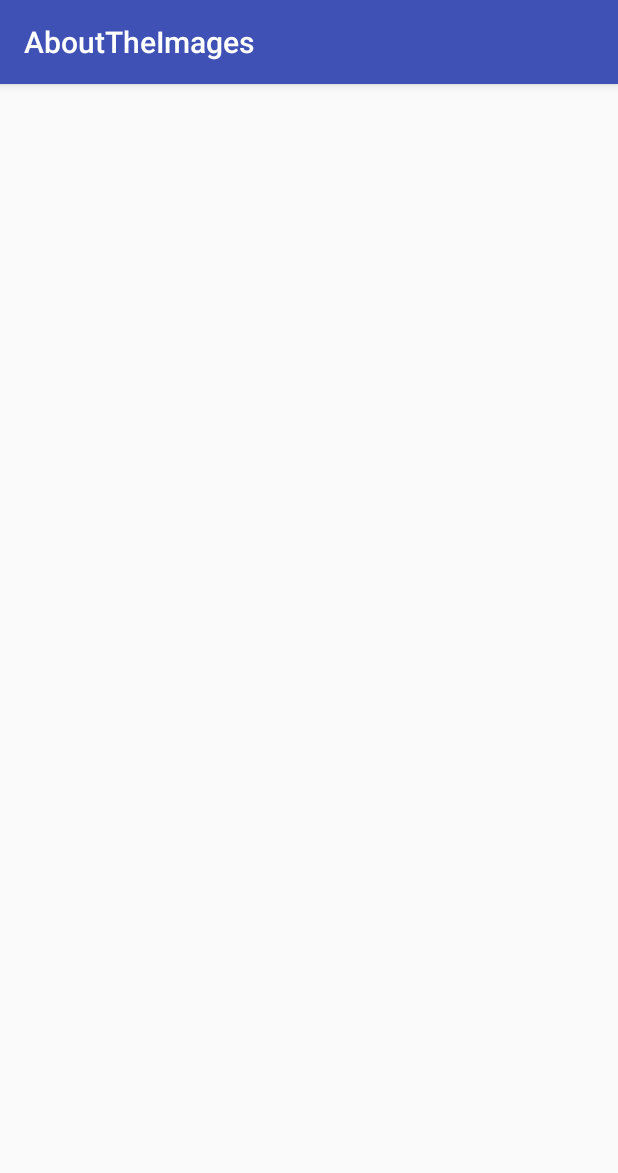
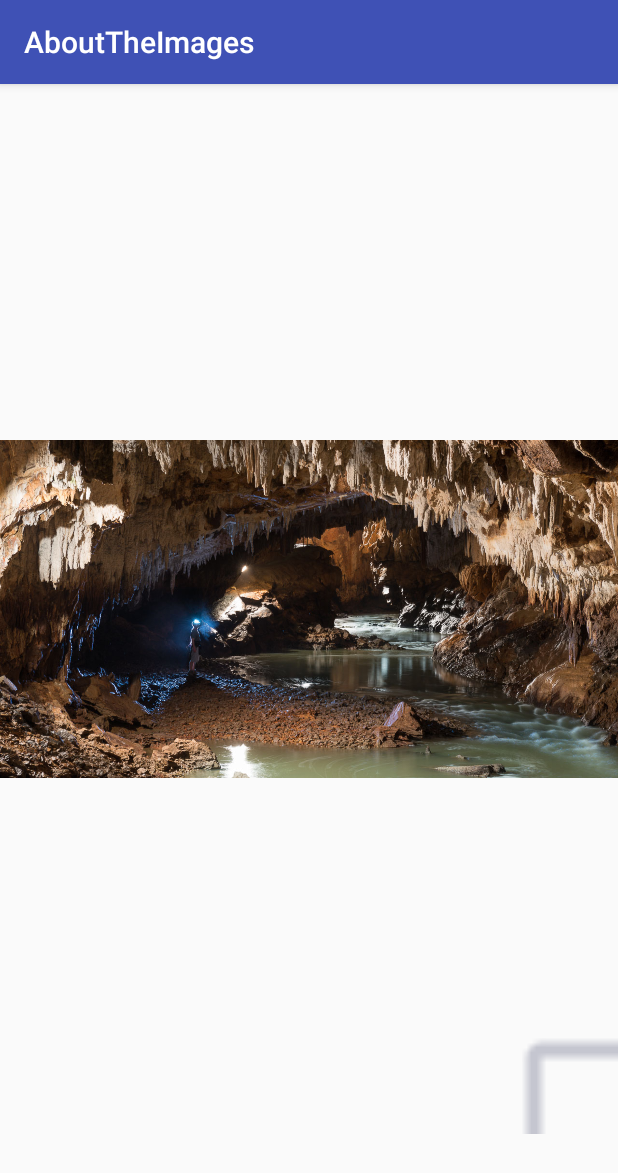
Before and after one commit to dlee67/SecondPracticeBucket, an Android app: the screen it shows after launch (MainActivity), on a phone screen of 412 x 824 dp. Shown: the top 1173 px of the screen. Run offline under Robolectric (Android 15) with nearby library versions, the phone set to English and light mode, and no system bars.

Commit message:
The usual.

```diff
--- a/AboutTheImages/app/src/main/java/com/example/bob/abouttheimages/MainActivity.java
+++ b/AboutTheImages/app/src/main/java/com/example/bob/abouttheimages/MainActivity.java
@@ -5,7 +5,12 @@ import android.support.v7.app.AppCompatActivity;
 import android.os.Bundle;
 import android.support.v7.widget.LinearLayoutManager;
 import android.support.v7.widget.RecyclerView;
+import android.view.LayoutInflater;
+import android.widget.CheckBox;
 import android.widget.ImageView;
+import android.widget.LinearLayout;
+import android.widget.RelativeLayout;
+import android.widget.ScrollView;
 
 import java.util.ArrayList;
 
@@ -13,48 +18,58 @@ import static com.example.bob.abouttheimages.R.drawable.cave_one;
 
 public class MainActivity extends AppCompatActivity {
 
-    private ArrayList<ImageView> listOfImgs;
+    private ArrayList<Drawable> listOfImgs = new ArrayList<Drawable>();
     private RecyclerView mRecyclerView;
     private RecyclerView.Adapter mAdapter;
     private RecyclerView.LayoutManager mLayoutManager;
+    private LinearLayout roll;
+    private LayoutInflater inflater;
+    private RelativeLayout someView; // Will be used as a global scope to reference the newly
+                                     // initialized object, which will be added to an ArrayList of
+                                     // RelativeLayout, representing ImageView "holding" a
+                                     // check box.
 
     @Override
     protected void onCreate(Bundle savedInstanceState) {
         super.onCreate(savedInstanceState);
         setContentView(R.layout.activity_main);
+        initPictures();
+        roll = findViewById(R.id.imgs);
+        inflater = LayoutInflater.from(getApplicationContext());
+        toRelativeLayout();
+    }
 
-        mRecyclerView = (RecyclerView) findViewById(R.id.my_recycler_view);
+    public void toRelativeLayout(){
+        someView = (RelativeLayout) inflater.inflate(R.layout.image_and_stuff, null);
+        ImageView view = (ImageView) someView.getChildAt(0);
+        CheckBox checkBox = (CheckBox) someView.getChildAt(1);
+        view.setImageDrawable(listOfImgs.get(0));
+        roll.addView(someView);
+    }
 
-        // use this setting to improve performance if you know that changes
-        // in content do not change the layout size of the RecyclerView
-        mRecyclerView.setHasFixedSize(true);
-
-        // use a linear layout manager
-        mLayoutManager = new LinearLayoutManager(this);
-        mRecyclerView.setLayoutManager(mLayoutManager);
-
+    protected void initPictures(){
         Drawable imgOne = getResources().getDrawable(R.drawable.cave_one);
-        ImageView actualOne = new ImageView(this);
-        actualOne.setImageDrawable(imgOne);
-        listOfImgs.add(actualOne);
+        listOfImgs.add(imgOne);
+        //ImageView actualOne = new ImageView(this);
+        //actualOne.setImageDrawable(imgOne);
+        //listOfImgs.add(actualOne);
 
         Drawable imgTwo = getResources().getDrawable(R.drawable.deep_sea);
-        ImageView actualTwo = new ImageView(this);
-        actualTwo.setImageDrawable(imgTwo);
-        listOfImgs.add(actualTwo);
+        listOfImgs.add(imgTwo);
+        //ImageView actualTwo = new ImageView(this);
+        //actualTwo.setImageDrawable(imgTwo);
+        //listOfImgs.add(actualTwo);
 
         Drawable imgThree = getResources().getDrawable(R.drawable.floating_city);
-        ImageView actualThree = new ImageView(this);
-        actualThree.setImageDrawable(imgThree);
-        listOfImgs.add(actualThree);
+        listOfImgs.add(imgThree);
+        //ImageView actualThree = new ImageView(this);
+        //actualThree.setImageDrawable(imgThree);
+        //listOfImgs.add(actualThree);
 
         Drawable imgFour = getResources().getDrawable(R.drawable.space_one);
-        ImageView actualFour = new ImageView(this);
-        actualFour.setImageDrawable(imgFour);
-        listOfImgs.add(actualThree);
-
-        // specify an adapter (see also next example)
-        mAdapter = new MyAdapter(listOfImgs);
-        mRecyclerView.setAdapter(mAdapter);
+        listOfImgs.add(imgFour);
+        //ImageView actualFour = new ImageView(this);
+        //actualFour.setImageDrawable(imgFour);
+        //listOfImgs.add(actualThree);
     }
 }
--- a/AboutTheImages/app/src/main/java/com/example/bob/abouttheimages/MyAdapter.java
+++ /dev/null
@@ -1,46 +0,0 @@
-package com.example.bob.abouttheimages;
-
-import android.support.annotation.NonNull;
-import android.support.v7.widget.RecyclerView;
-import android.view.LayoutInflater;
-import android.view.View;
-import android.view.ViewGroup;
-import android.widget.ImageView;
-
-import java.util.ArrayList;
-
-public class MyAdapter extends RecyclerView.Adapter<MyAdapter.ViewHolder> {
-
-    ArrayList<ImageView> imgView;
-
-    public MyAdapter(ArrayList<ImageView> imgList){
-        imgView = imgList;
-    }
-
-    @NonNull
-    @Override
-    public ViewHolder onCreateViewHolder(@NonNull ViewGroup parent, int viewType) {
-        ImageView imgView = (ImageView) LayoutInflater.from(parent.getContext())
-                                .inflate(R.layout.image_and_stuff, parent, false);
-        ViewHolder vh = new ViewHolder(imgView);
-        return vh;
-    }
-
-    @Override
-    public void onBindViewHolder(@NonNull ViewHolder holder, int position) {
-        holder.imgView = imgView.get(position);
-    }
-
-    @Override
-    public int getItemCount() {
-        return imgView.size();
-    }
-
-    public static class ViewHolder extends RecyclerView.ViewHolder{
-        public ImageView imgView;
-        public ViewHolder(View itemView) {
-            super(itemView);
-            imgView = (ImageView) itemView;
-        }
-    }
-}
--- a/AboutTheImages/app/src/main/res/layout/activity_main.xml
+++ b/AboutTheImages/app/src/main/res/layout/activity_main.xml
@@ -6,10 +6,15 @@
     android:layout_height="match_parent"
     tools:context=".MainActivity">
 
-    <android.support.v7.widget.RecyclerView
-        android:id="@+id/my_recycler_view"
-        android:scrollbars="vertical"
+    <ScrollView
         android:layout_width="match_parent"
-        android:layout_height="match_parent"/>
+        android:layout_height="match_parent">
+        <LinearLayout
+            android:id="@+id/imgs"
+            android:orientation="vertical"
+            android:layout_width="match_parent"
+            android:layout_height="match_parent">
+        </LinearLayout>
+    </ScrollView>
 
 </android.support.constraint.ConstraintLayout>
--- a/AboutTheImages/app/src/main/res/layout/image_and_stuff.xml
+++ b/AboutTheImages/app/src/main/res/layout/image_and_stuff.xml
@@ -1,5 +1,17 @@
-<ImageView
-    android:id="@+id/myImageView"
+<RelativeLayout
     android:layout_width="wrap_content"
     android:layout_height="wrap_content"
-    xmlns:android="http://schemas.android.com/apk/res/android"/>
+    xmlns:android="http://schemas.android.com/apk/res/android">
+    <ImageView
+        android:id="@+id/imgView"
+        android:layout_width="match_parent"
+        android:layout_height="match_parent" />
+    <CheckBox
+        android:layout_alignBottom="@id/imgView"
+        android:layout_alignRight="@+id/imgView"
+        android:scaleX="5.0"
+        android:scaleY="5.0"
+        android:layout_width="wrap_content"
+        android:layout_height="wrap_content" />
+
+</RelativeLayout>
```
